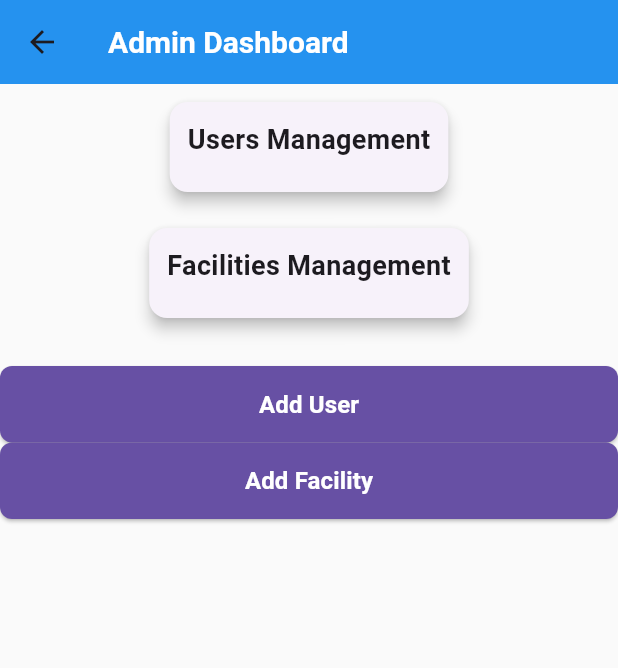
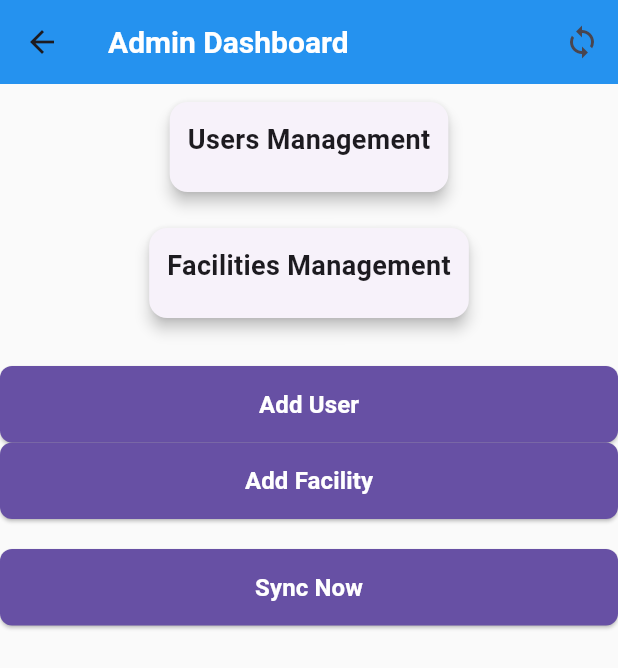
Before and after one commit to kingfillari/referral_mobile_mvp, a Flutter app: the AdminDashboard screen opened directly with empty values, on a phone screen of 412 x 824 dp. Shown: the top 668 px of the screen. Run offline on Flutter 3.47's test engine with Material 3 defaults, Android fonts, the phone set to English and light mode, and no system bars; our stand-ins replace connectivity_plus, flutter_local_notifications, flutter_secure_storage, sqflite; accounts and stored records are empty.

Commit message:
update lib/screens/dashboards/admin_dashboard.dart

```diff
--- a/lib/screens/dashboards/admin_dashboard.dart
+++ b/lib/screens/dashboards/admin_dashboard.dart
@@ -1,5 +1,6 @@
 import 'package:flutter/material.dart';
 import '../../services/sqlite_service.dart';
+import '../../services/sync_service.dart';
 import '../../models/user_model.dart';
 import '../../models/hospital_model.dart';
 import '../../widgets/custom_button.dart';
@@ -14,10 +15,13 @@ class AdminDashboard extends StatefulWidget {
 
 class _AdminDashboardState extends State<AdminDashboard> {
   final SQLiteService _db = SQLiteService();
+  final SyncService _syncService = SyncService();
+
   List<UserModel> _users = [];
   List<HospitalModel> _hospitals = [];
   bool _loadingUsers = true;
   bool _loadingHospitals = true;
+  bool _syncing = false; // New: sync state
 
   @override
   void initState() {
@@ -48,6 +52,23 @@ class _AdminDashboardState extends State<AdminDashboard> {
     });
   }
 
+  Future<void> _syncData() async {
+    setState(() => _syncing = true);
+    try {
+      final tenantId = widget.user.tenantId ?? 1; // use tenantId from user
+      await _syncService.syncAll(tenantId);
+      ScaffoldMessenger.of(context).showSnackBar(
+        const SnackBar(content: Text('Sync completed!')),
+      );
+    } catch (e) {
+      ScaffoldMessenger.of(context).showSnackBar(
+        SnackBar(content: Text('Sync failed: $e')),
+      );
+    } finally {
+      setState(() => _syncing = false);
+    }
+  }
+
   Widget _buildSection(String title, List<Widget> children) {
     return Padding(
       padding: const EdgeInsets.all(8),
@@ -73,7 +94,18 @@ class _AdminDashboardState extends State<AdminDashboard> {
   @override
   Widget build(BuildContext context) {
     return Scaffold(
-      appBar: AppBar(title: const Text('Admin Dashboard')),
+      appBar: AppBar(
+        title: const Text('Admin Dashboard'),
+        actions: [
+          IconButton(
+            icon: _syncing
+                ? const CircularProgressIndicator(color: Colors.white)
+                : const Icon(Icons.sync),
+            onPressed: _syncing ? null : _syncData,
+            tooltip: 'Sync Data',
+          ),
+        ],
+      ),
       body: SingleChildScrollView(
         child: Column(
           children: [
@@ -114,6 +146,12 @@ class _AdminDashboardState extends State<AdminDashboard> {
                 Navigator.pushNamed(context, '/facility-management');
               },
             ),
+            const SizedBox(height: 20),
+            // Manual sync button in body
+            CustomButton(
+              text: _syncing ? 'Syncing...' : 'Sync Now',
+              onPressed: _syncing ? null : _syncData,
+            ),
           ],
         ),
       ),
```
